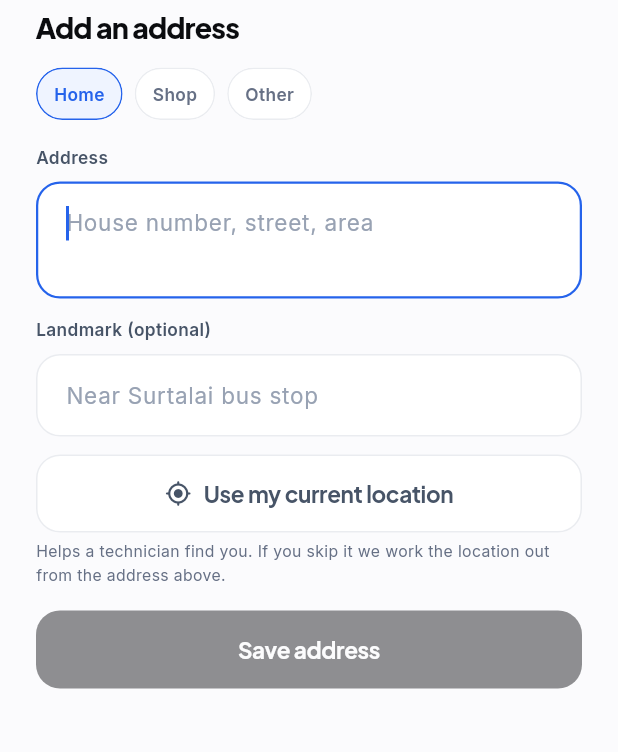
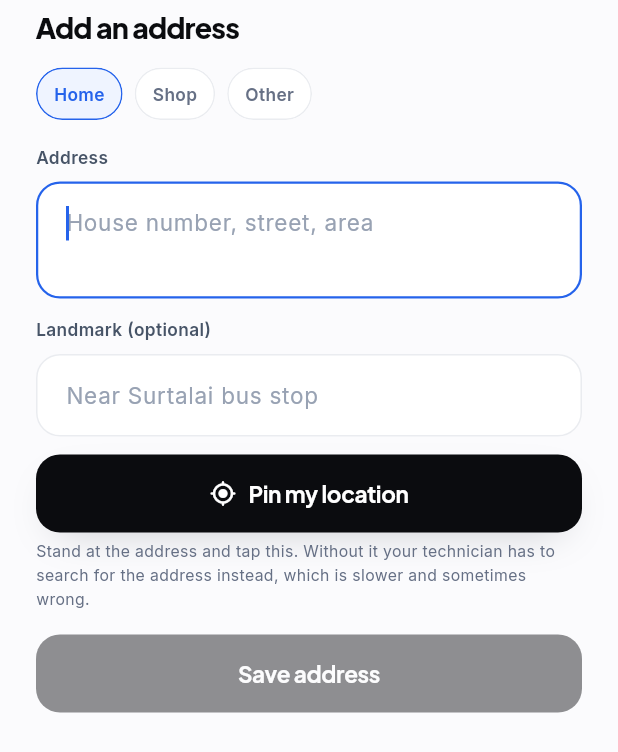
Before and after one commit to ankit8453/fixbridge, a Flutter app: the AddAddressSheet widget shown alone on an empty page, opened directly, on a phone screen of 412 x 824 dp. Shown: the top 752 px of the screen. Run offline on Flutter 3.47's test engine with Material 3 defaults, Android fonts, the phone set to English and light mode, and no system bars; our stand-ins replace dio, flutter_riverpod, flutter_secure_storage, geocoding, geolocator, go_router and 4 more; accounts and stored records are empty; network calls fail.

Commit message:
fix(apps): report unpaid cash, and stop navigating to a made-up pin
**"They have not paid me"** now exists on the technician's side. The only
button was one saying the money is in their hand, so a customer who chose cash
and walked away left them choosing between lying and being stuck. It is
confirmed behind a sheet that states the consequence plainly, because the
technician is usually standing in front of the customer when they tap it and
an accidental tap is an accusation.

**The map no longer pretends.** An address the customer did not pin has
coordinates invented by hashing its text into somewhere inside Jabalpur —
indistinguishable from a real fix, and not where anybody lives. The button now
searches the address text in that case and says results may be approximate,
rather than dropping a confident pin on a stranger's street.

And the customer's own pin control stops looking optional: a primary button,
and copy that says what actually happens without one. It used to claim we
would "work the location out from the address", which is precisely the thing
that does not happen.

Co-Authored-By: Claude Opus 5 <noreply@anthropic.com>

```diff
--- a/apps/mobile/lib/features/provider/book_sheet.dart
+++ b/apps/mobile/lib/features/provider/book_sheet.dart
@@ -492,11 +492,16 @@ class _AddAddressSheetState extends ConsumerState<AddAddressSheet> {
               maxLength: 200,
             ),
             const SizedBox(height: AppSpacing.md),
+            // Not a ghost button any more. This is the difference between a
+            // technician navigating to your door and being sent to roughly
+            // the right part of Jabalpur, so it should not look optional.
             AppButton(
               label: _coords == null
-                  ? 'Use my current location'
+                  ? 'Pin my location'
                   : 'Location pinned',
-              kind: AppButtonKind.ghost,
+              kind: _coords == null
+                  ? AppButtonKind.primary
+                  : AppButtonKind.ghost,
               icon: _coords == null
                   ? Icons.my_location_rounded
                   : Icons.check_rounded,
@@ -505,10 +510,16 @@ class _AddAddressSheetState extends ConsumerState<AddAddressSheet> {
             ),
             const SizedBox(height: AppSpacing.xs),
             Text(
+              // The old wording said we would "work the location out from the
+              // address", which is not what happens — without a pin the
+              // technician gets a map search, not a point. Saying so is what
+              // makes somebody tap the button.
               _coords == null
-                  ? 'Helps a technician find you. If you skip it we work the '
-                      'location out from the address above.'
-                  : 'Saved with this address.',
+                  ? 'Stand at the address and tap this. Without it your '
+                      'technician has to search for the address instead, which '
+                      'is slower and sometimes wrong.'
+                  : 'Saved with this address. Your technician can navigate '
+                      'straight here.',
               style: AppType.caption.copyWith(
                 color: _coords == null ? AppColors.grey : AppColors.green,
               ),
```
Also changed, not shown: apps/partner/lib/data/repositories/partner_repository.dart (+11 -0 lines), apps/partner/lib/features/jobs/job_screen.dart (+103 -5 lines).
